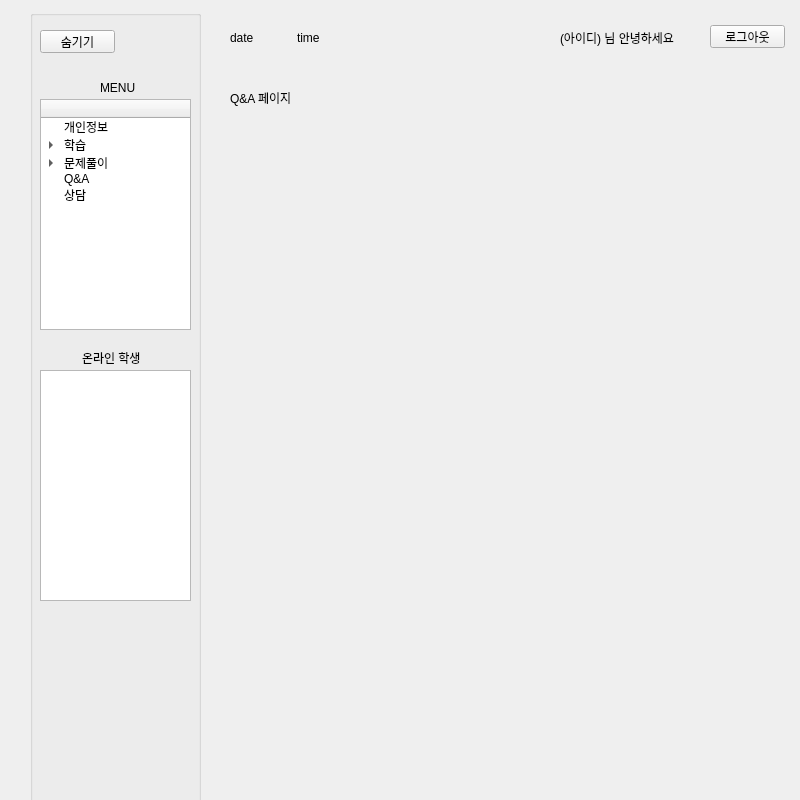
This is si_contents.ui in gitaeyu/Education_app as Qt 5 draws it before an edit. The edited form follows.
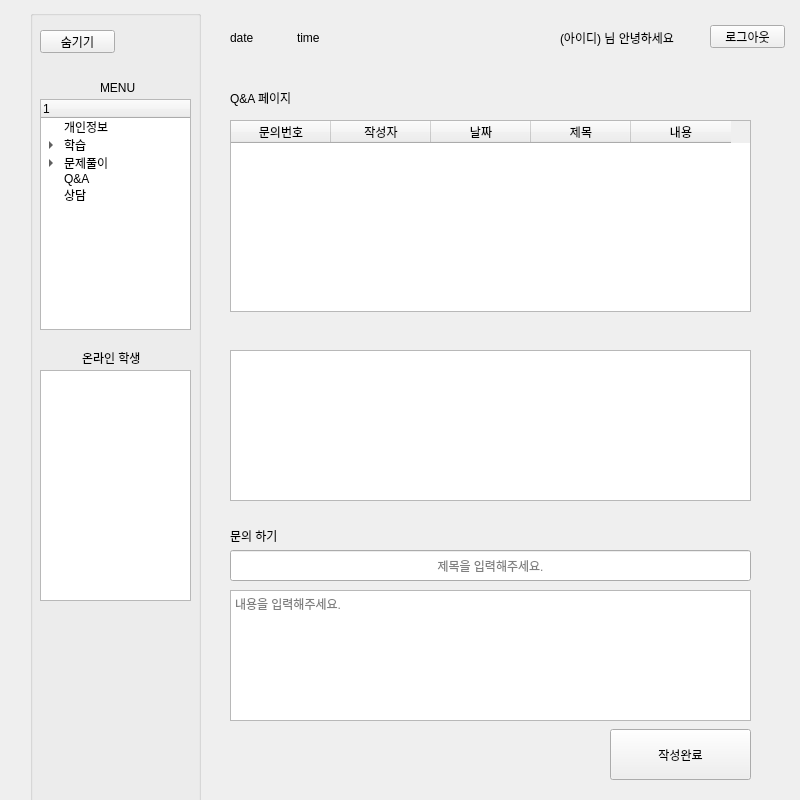
This is the edited form. The open tabs and pages were chosen to show the change.

```diff
--- a/si_contents.ui
+++ b/si_contents.ui
@@ -899,6 +899,118 @@
         <string>Q&amp;A 페이지</string>
        </property>
       </widget>
+      <widget class="QTextEdit" name="te_question">
+       <property name="geometry">
+        <rect>
+         <x>10</x>
+         <y>510</y>
+         <width>521</width>
+         <height>131</height>
+        </rect>
+       </property>
+       <property name="placeholderText">
+        <string>내용을 입력해주세요.</string>
+       </property>
+      </widget>
+      <widget class="QPushButton" name="btn_question_finish">
+       <property name="geometry">
+        <rect>
+         <x>390</x>
+         <y>649</y>
+         <width>141</width>
+         <height>51</height>
+        </rect>
+       </property>
+       <property name="text">
+        <string>작성완료</string>
+       </property>
+      </widget>
+      <widget class="QLineEdit" name="le_question_title">
+       <property name="geometry">
+        <rect>
+         <x>10</x>
+         <y>470</y>
+         <width>521</width>
+         <height>31</height>
+        </rect>
+       </property>
+       <property name="alignment">
+        <set>Qt::AlignCenter</set>
+       </property>
+       <property name="placeholderText">
+        <string>제목을 입력해주세요.</string>
+       </property>
+      </widget>
+      <widget class="QLabel" name="label_2">
+       <property name="geometry">
+        <rect>
+         <x>10</x>
+         <y>450</y>
+         <width>56</width>
+         <height>12</height>
+        </rect>
+       </property>
+       <property name="text">
+        <string>문의 하기</string>
+       </property>
+      </widget>
+      <widget class="QTableWidget" name="tw_qna_list">
+       <property name="geometry">
+        <rect>
+         <x>10</x>
+         <y>40</y>
+         <width>521</width>
+         <height>192</height>
+        </rect>
+       </property>
+       <property name="editTriggers">
+        <set>QAbstractItemView::NoEditTriggers</set>
+       </property>
+       <property name="selectionMode">
+        <enum>QAbstractItemView::SingleSelection</enum>
+       </property>
+       <property name="selectionBehavior">
+        <enum>QAbstractItemView::SelectRows</enum>
+       </property>
+       <attribute name="verticalHeaderVisible">
+        <bool>false</bool>
+       </attribute>
+       <column>
+        <property name="text">
+         <string>문의번호</string>
+        </property>
+       </column>
+       <column>
+        <property name="text">
+         <string>작성자</string>
+        </property>
+       </column>
+       <column>
+        <property name="text">
+         <string>날짜</string>
+        </property>
+       </column>
+       <column>
+        <property name="text">
+         <string>제목</string>
+        </property>
+       </column>
+       <column>
+        <property name="text">
+         <string>내용</string>
+        </property>
+       </column>
+      </widget>
+      <widget class="QTextBrowser" name="tb_qna">
+       <property name="geometry">
+        <rect>
+         <x>10</x>
+         <y>270</y>
+         <width>521</width>
+         <height>151</height>
+        </rect>
+       </property>
+      </widget>
      </widget>
      <widget class="QWidget" name="page_30">
       <widget class="QLabel" name="label_27">
@@ -1055,7 +1167,7 @@
         </property>
         <column>
          <property name="text">
-          <string>  </string>
+          <string/>
          </property>
         </column>
         <item>
```
Left out of the diff: 55 changed lines with no effect on the pictures.
